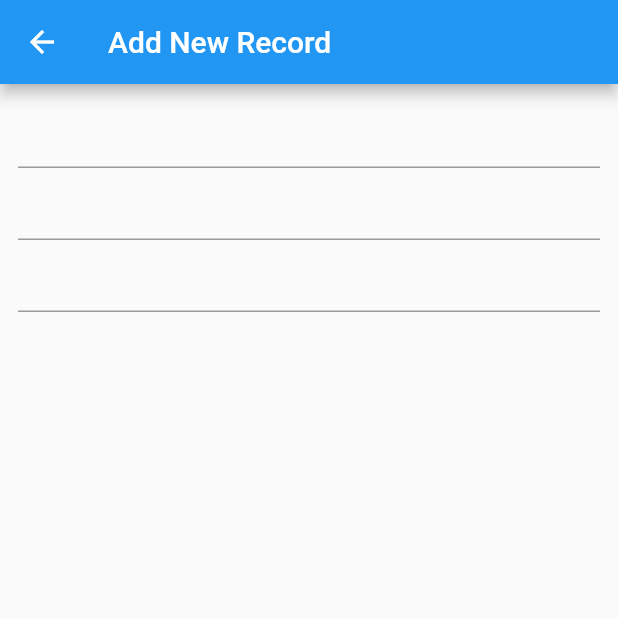
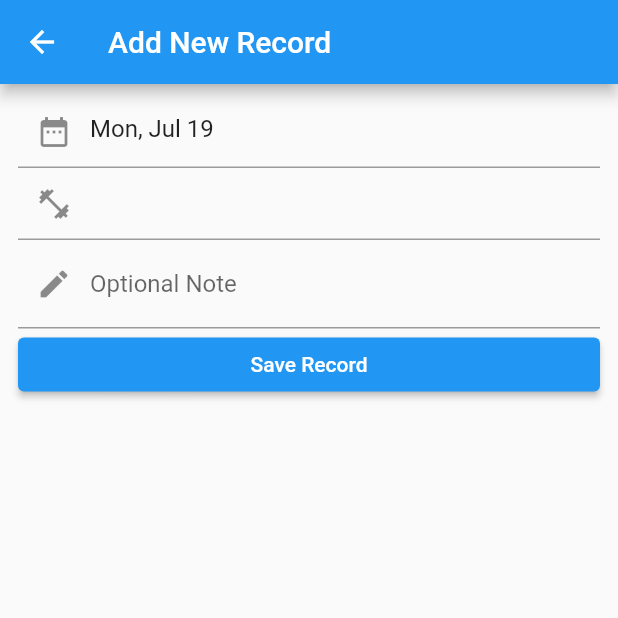
Before and after one commit to ozkayas/weight-tracker, a Flutter app: the AddRecordScreen screen opened directly, on a phone screen of 412 x 824 dp, the top half of it. Run offline on Flutter 3.47's test engine with Material 2 defaults, Android fonts, the phone set to English and light mode, and no system bars; our stand-ins replace freezed_annotation, get.

Commit message:
Update add record page

```diff
--- a/lib/views/add_record.dart
+++ b/lib/views/add_record.dart
@@ -1,5 +1,8 @@
 import 'package:flutter/material.dart';
+import 'package:flutter/services.dart';
 import 'package:get/get.dart';
+import 'package:intl/intl.dart';
+import 'package:weight_tracker/models/record.dart';
 import 'package:weight_tracker/viewmodels/controller.dart';
 
 class AddRecordScreen extends StatefulWidget {
@@ -14,9 +17,13 @@ class _AddRecordScreenState extends State<AddRecordScreen> {
   TextEditingController _date = TextEditingController();
   TextEditingController _weight = TextEditingController();
   TextEditingController _note = TextEditingController();
+  DateTime _selectedDate = DateTime.now();
+  final _formKey = GlobalKey<FormState>();
 
   @override
   Widget build(BuildContext context) {
+    _date.text = DateFormat('EEE, MMM d').format(_selectedDate);
+
     return Scaffold(
       appBar: AppBar(
         title: Text('Add New Record'),
@@ -25,11 +32,93 @@ class _AddRecordScreenState extends State<AddRecordScreen> {
         child: Padding(
           padding: const EdgeInsets.symmetric(vertical: 8.0, horizontal: 12.0),
           child: Form(
-            child: Column(
-                children: [TextFormField(), TextFormField(), TextFormField()]),
+            key: _formKey,
+            child: Column(children: [
+              TextFormField(
+                controller: _date,
+                decoration: InputDecoration(
+                  prefixIcon: Icon(Icons.date_range),
+                  //labelText: 'Date',
+                ),
+                onTap: () async {
+                  _selectedDate = await pickDate(context);
+                  setState(() {});
+                },
+              ),
+              TextFormField(
+                controller: _weight,
+                decoration: InputDecoration(
+                  prefixIcon: Icon(
+                    Icons.fitness_center_outlined,
+                  ),
+
+                  //labelText: 'Date',
+                ),
+                keyboardType: TextInputType.numberWithOptions(decimal: true),
+
+                ///Todo; should allow decimal input or use a picker
+                inputFormatters: <TextInputFormatter>[
+                  FilteringTextInputFormatter.digitsOnly
+                ],
+                validator: (value) {
+                  if (value == null || value.isEmpty) {
+                    return 'Please enter weight';
+                  }
+                  return null;
+                },
+              ),
+              TextFormField(
+                /// Todo; will be multiple lines
+                controller: _note,
+                decoration: InputDecoration(
+                  prefixIcon: Icon(Icons.edit),
+                  labelText: 'Optional Note',
+                ),
+              ),
+              ConstrainedBox(
+                constraints: BoxConstraints.tightFor(
+                  width: double.infinity,
+                ),
+                child: ElevatedButton(
+                  onPressed: () {
+                    // Validate returns true if the form is valid, or false otherwise.
+                    if (_formKey.currentState!.validate()) {
+                      handleSave();
+                    }
+                  },
+                  child: Text('Save Record'),
+                ),
+              )
+            ]),
           ),
         ),
       ),
     );
   }
+
+  Future<DateTime> pickDate(BuildContext context) async {
+    final initialDate = DateTime.now();
+    final newDate = await showDatePicker(
+      context: context,
+      initialDate: initialDate,
+      firstDate: initialDate.subtract(Duration(days: 365)),
+      lastDate: initialDate.add(
+        Duration(days: 30),
+      ),
+    );
+    if (newDate != null) {
+      return newDate;
+    } else {
+      return _selectedDate;
+    }
+  }
+
+  void handleSave() {
+    Record newRecord = Record(
+        dateTime: _selectedDate,
+        weight: double.parse(_weight.text),
+        note: _note.text);
+    _controller.addRecord(newRecord);
+    Get.back();
+  }
 }
```
